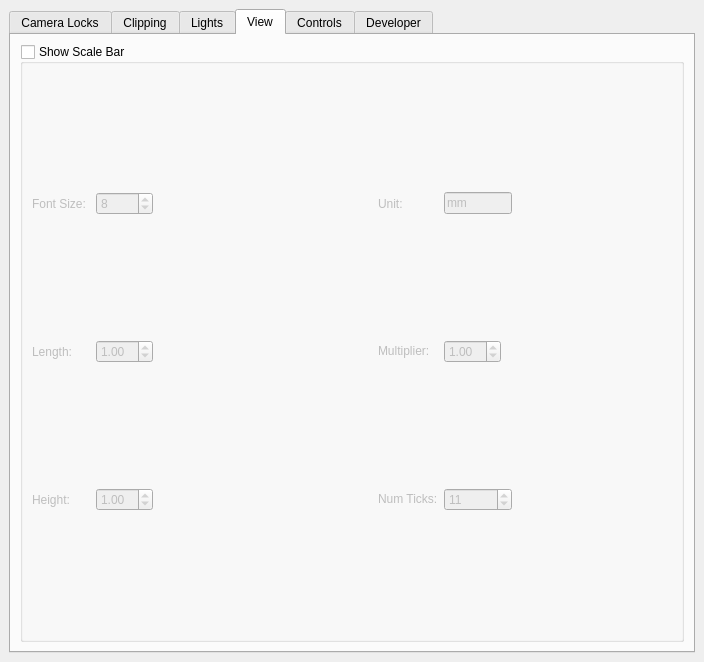
First picture: the form in src/Interface/Modules/Render/ViewSceneControls.ui, repository SCIInstitute/SCIRun, before the edit.
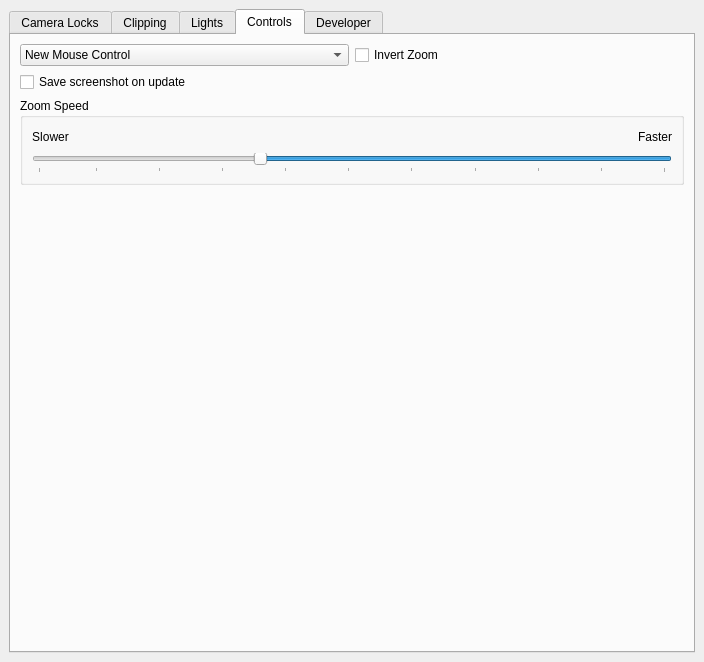
Second picture: the form after the edit.

Commit message: Add scale bar popup

```diff
--- a/src/Interface/Modules/Render/ViewSceneControls.ui
+++ b/src/Interface/Modules/Render/ViewSceneControls.ui
@@ -994,256 +994,6 @@
         </item>
        </layout>
       </widget>
-      <widget class="QWidget" name="ViewTab">
-       <attribute name="title">
-        <string>View</string>
-       </attribute>
-       <layout class="QVBoxLayout" name="verticalLayout_7">
-        <item>
-         <widget class="QGroupBox" name="showScaleBarTextGroupBox_">
-          <property name="font">
-           <font>
-            <weight>50</weight>
-            <bold>false</bold>
-           </font>
-          </property>
-          <property name="title">
-           <string>Show Scale Bar</string>
-          </property>
-          <property name="checkable">
-           <bool>true</bool>
-          </property>
-          <property name="checked">
-           <bool>false</bool>
-          </property>
-          <layout class="QGridLayout" name="gridLayout_4">
-           <item row="1" column="2">
-            <spacer name="horizontalSpacer_10">
-             <property name="orientation">
-              <enum>Qt::Horizontal</enum>
-             </property>
-             <property name="sizeHint" stdset="0">
-              <size>
-               <width>259</width>
-               <height>20</height>
-              </size>
-             </property>
-            </spacer>
-           </item>
-           <item row="0" column="8">
-            <spacer name="horizontalSpacer_15">
-             <property name="orientation">
-              <enum>Qt::Horizontal</enum>
-             </property>
-             <property name="sizeHint" stdset="0">
-              <size>
-               <width>40</width>
-               <height>20</height>
-              </size>
-             </property>
-            </spacer>
-           </item>
-           <item row="1" column="1">
-            <widget class="QDoubleSpinBox" name="scaleBarLengthDoubleSpinBox_">
-             <property name="sizePolicy">
-              <sizepolicy hsizetype="Fixed" vsizetype="Fixed">
-               <horstretch>0</horstretch>
-               <verstretch>0</verstretch>
-              </sizepolicy>
-             </property>
-             <property name="value">
-              <double>1.000000000000000</double>
-             </property>
-            </widget>
-           </item>
-           <item row="1" column="8">
-            <spacer name="horizontalSpacer_14">
-             <property name="orientation">
-              <enum>Qt::Horizontal</enum>
-             </property>
-             <property name="sizeHint" stdset="0">
-              <size>
-               <width>200</width>
-               <height>20</height>
-              </size>
-             </property>
-            </spacer>
-           </item>
-           <item row="4" column="0">
-            <widget class="QLabel" name="label_10">
-             <property name="text">
-              <string>Height:</string>
-             </property>
-            </widget>
-           </item>
-           <item row="0" column="5">
-            <widget class="QLabel" name="label_8">
-             <property name="text">
-              <string>Unit:</string>
-             </property>
-            </widget>
-           </item>
-           <item row="4" column="1">
-            <widget class="QDoubleSpinBox" name="scaleBarHeightDoubleSpinBox_">
-             <property name="sizePolicy">
-              <sizepolicy hsizetype="Fixed" vsizetype="Fixed">
-               <horstretch>0</horstretch>
-               <verstretch>0</verstretch>
-              </sizepolicy>
-             </property>
-             <property name="value">
-              <double>1.000000000000000</double>
-             </property>
-            </widget>
-           </item>
-           <item row="1" column="0">
-            <widget class="QLabel" name="label_9">
-             <property name="text">
-              <string>Length:</string>
-             </property>
-            </widget>
-           </item>
-           <item row="4" column="2">
-            <spacer name="horizontalSpacer_11">
-             <property name="orientation">
-              <enum>Qt::Horizontal</enum>
-             </property>
-             <property name="sizeHint" stdset="0">
-              <size>
-               <width>56</width>
-               <height>20</height>
-              </size>
-             </property>
-            </spacer>
-           </item>
-           <item row="0" column="6">
-            <widget class="QLineEdit" name="scaleBarUnitLineEdit_">
-             <property name="sizePolicy">
-              <sizepolicy hsizetype="Minimum" vsizetype="Fixed">
-               <horstretch>0</horstretch>
-               <verstretch>0</verstretch>
-              </sizepolicy>
-             </property>
-             <property name="minimumSize">
-              <size>
-               <width>3</width>
-               <height>0</height>
-              </size>
-             </property>
-             <property name="inputMask">
-              <string/>
-             </property>
-             <property name="text">
-              <string>mm</string>
-             </property>
-            </widget>
-           </item>
-           <item row="1" column="6">
-            <widget class="QDoubleSpinBox" name="scaleBarMultiplierDoubleSpinBox_">
-             <property name="sizePolicy">
-              <sizepolicy hsizetype="Fixed" vsizetype="Fixed">
-               <horstretch>0</horstretch>
-               <verstretch>0</verstretch>
-              </sizepolicy>
-             </property>
-             <property name="value">
-              <double>1.000000000000000</double>
-             </property>
-            </widget>
-           </item>
-           <item row="1" column="5">
-            <widget class="QLabel" name="label_12">
-             <property name="sizePolicy">
-              <sizepolicy hsizetype="Minimum" vsizetype="Fixed">
-               <horstretch>0</horstretch>
-               <verstretch>0</verstretch>
-              </sizepolicy>
-             </property>
-             <property name="text">
-              <string>Multiplier:</string>
-             </property>
-            </widget>
-           </item>
-           <item row="4" column="6">
-            <widget class="QSpinBox" name="numTicksSpinBox_">
-             <property name="sizePolicy">
-              <sizepolicy hsizetype="Preferred" vsizetype="Fixed">
-               <horstretch>0</horstretch>
-               <verstretch>0</verstretch>
-              </sizepolicy>
-             </property>
-             <property name="value">
-              <number>11</number>
-             </property>
-            </widget>
-           </item>
-           <item row="0" column="0">
-            <widget class="QLabel" name="label_7">
-             <property name="text">
-              <string>Font Size: </string>
-             </property>
-            </widget>
-           </item>
-           <item row="4" column="8">
-            <spacer name="horizontalSpacer_13">
-             <property name="orientation">
-              <enum>Qt::Horizontal</enum>
-             </property>
-             <property name="sizeHint" stdset="0">
-              <size>
-               <width>69</width>
-               <height>20</height>
-              </size>
-             </property>
-            </spacer>
-           </item>
-           <item row="4" column="5">
-            <widget class="QLabel" name="label_13">
-             <property name="sizePolicy">
-              <sizepolicy hsizetype="Minimum" vsizetype="Fixed">
-               <horstretch>0</horstretch>
-               <verstretch>0</verstretch>
-              </sizepolicy>
-             </property>
-             <property name="text">
-              <string>Num Ticks:</string>
-             </property>
-            </widget>
-           </item>
-           <item row="0" column="1">
-            <widget class="QSpinBox" name="fontSizeSpinBox_">
-             <property name="sizePolicy">
-              <sizepolicy hsizetype="Preferred" vsizetype="Fixed">
-               <horstretch>0</horstretch>
-               <verstretch>0</verstretch>
-              </sizepolicy>
-             </property>
-             <property name="minimum">
-              <number>1</number>
-             </property>
-             <property name="value">
-              <number>8</number>
-             </property>
-            </widget>
-           </item>
-           <item row="0" column="2">
-            <spacer name="horizontalSpacer_9">
-             <property name="orientation">
-              <enum>Qt::Horizontal</enum>
-             </property>
-             <property name="sizeHint" stdset="0">
-              <size>
-               <width>40</width>
-               <height>20</height>
-              </size>
-             </property>
-            </spacer>
-           </item>
-          </layout>
-         </widget>
-        </item>
-       </layout>
-      </widget>
       <widget class="QWidget" name="ControlsTab">
        <attribute name="title">
         <string>Controls</string>
```
The commit also changes 9 other files.
